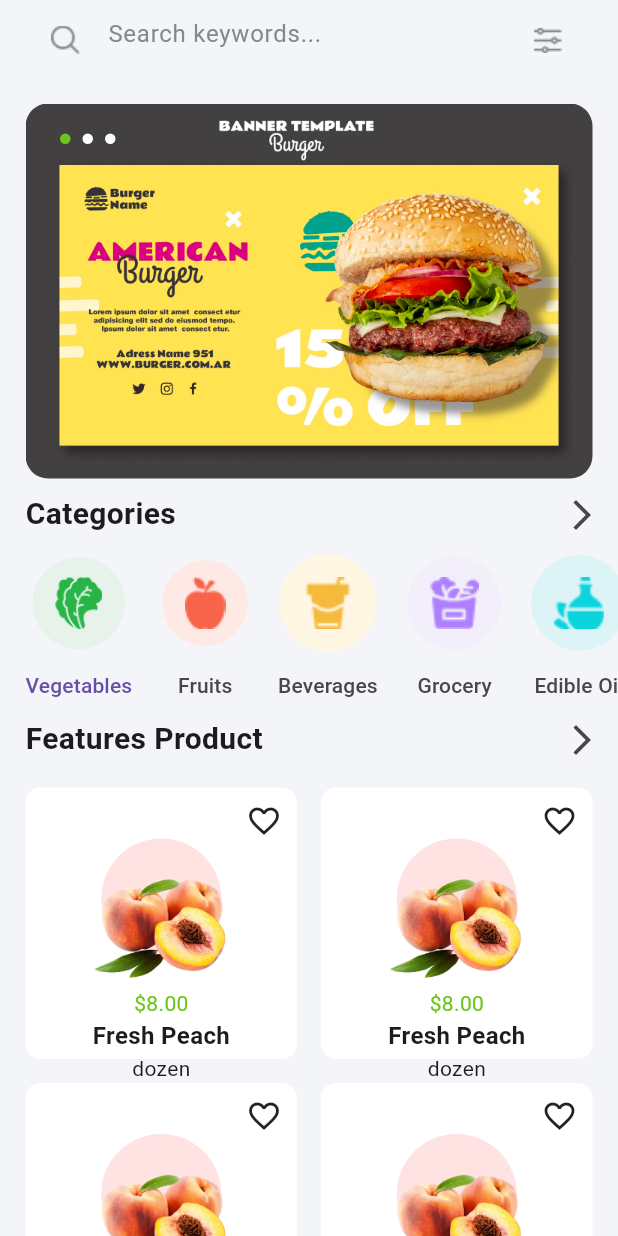
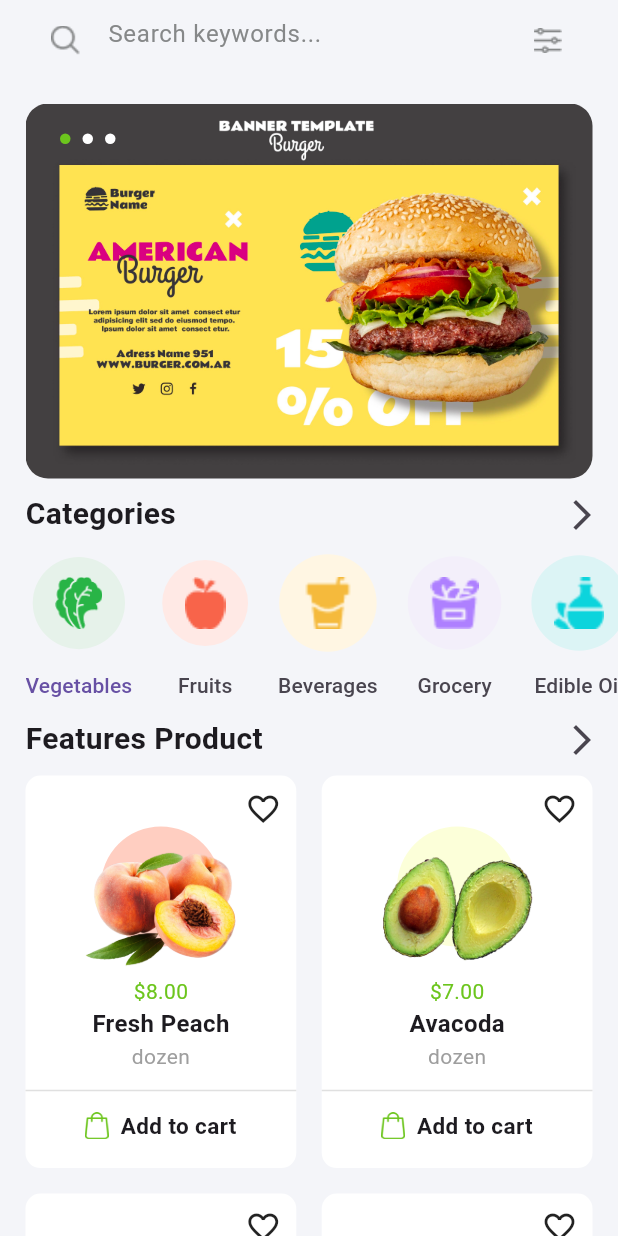
Before and after one commit to AkkiRa69/Big-Cart, a Flutter app: the HomePage screen opened directly, on a phone screen of 412 x 824 dp. Run offline on Flutter 3.47's test engine with Material 3 defaults, Android fonts, the phone set to English and light mode, and no system bars; drawn by our look-alikes of smooth_page_indicator; our stand-ins replace page_transition.

Commit message:
finish homepage

```diff
--- a/lib/pages/home_page.dart
+++ b/lib/pages/home_page.dart
@@ -1,6 +1,4 @@
 // ignore_for_file: prefer_const_constructors
-
-import 'dart:math';
 
 import 'package:flutter/cupertino.dart';
 import 'package:flutter/material.dart';
@@ -189,16 +187,19 @@ class HomePage extends StatelessWidget {
               //Grid view
               Container(
                 width: double.infinity,
-                padding: EdgeInsets.symmetric(horizontal: 9),
+                padding: EdgeInsets.symmetric(horizontal: 17),
                 child: GridView.builder(
                   physics: NeverScrollableScrollPhysics(),
                   shrinkWrap: true,
                   itemCount: fruits.length,
                   gridDelegate: SliverGridDelegateWithFixedCrossAxisCount(
-                      crossAxisCount: 2),
+                      crossAxisSpacing: 17,
+                      mainAxisSpacing: 17,
+                      crossAxisCount: 2,
+                      childAspectRatio: 1 / 1.45),
                   itemBuilder: (context, index) {
                     return Container(
-                      margin: EdgeInsets.all(8),
+                      // margin: EdgeInsets.all(8),
                       decoration: BoxDecoration(
                         color: Color(0xFFFFFFFF),
                         borderRadius: BorderRadius.circular(10),
@@ -220,7 +221,7 @@ class HomePage extends StatelessWidget {
                             children: [
                               Container(
                                 height: 100,
-                                width: 100,
+                                width: 120,
                               ),
                               Positioned(
                                 top: 0,
@@ -237,10 +238,10 @@ class HomePage extends StatelessWidget {
                               ),
                               Positioned(
                                 bottom: 5,
-                                left: 5,
+                                // left: 5,
                                 child: Image.asset(
                                   fruits[index].image,
-                                  height: 70,
+                                  height: 80,
                                 ),
                               ),
                             ],
@@ -260,7 +261,33 @@ class HomePage extends StatelessWidget {
                           ),
                           Text(
                             fruits[index].weight,
-                          )
+                            style: TextStyle(color: Colors.grey),
+                          ),
+                          SizedBox(height: 5),
+                          Divider(
+                            color: Colors.grey[300],
+                          ),
+                          Container(
+                            padding: EdgeInsets.all(5),
+                            child: Row(
+                              mainAxisAlignment: MainAxisAlignment.center,
+                              children: [
+                                Image.asset(
+                                  "assets/icons/shop_bag.png",
+                                  height: 18,
+                                ),
+                                SizedBox(
+                                  width: 8,
+                                ),
+                                Text(
+                                  "Add to cart",
+                                  style: TextStyle(
+                                      fontWeight: FontWeight.bold,
+                                      fontSize: 15),
+                                )
+                              ],
+                            ),
+                          ),
                         ],
                       ),
                     );
--- a/lib/providers/fruit_provider.dart
+++ b/lib/providers/fruit_provider.dart
@@ -10,52 +10,58 @@ class FruitProvider extends ChangeNotifier {
       price: 8.00,
       weight: "dozen",
       qty: 0,
+      color: Color(0xFFFFCEC1),
       image: "assets/fruits/peach.png",
       description:
           "Organic Mountain works as a seller for many organic growers of organic lemons. Organic lemons are easy to spot in your produce aisle. They are just like regular lemons, but they will usually have a few more scars on the outside of the lemon skin. Organic lemons are considered to be the world's finest lemon for juicing more",
     ),
     FruitModel(
-      name: "Fresh Peach",
-      price: 8.00,
+      name: "Avacoda",
+      price: 7.00,
       weight: "dozen",
       qty: 0,
-      image: "assets/fruits/peach.png",
+      color: Color(0xFFFCFFD9),
+      image: "assets/fruits/aocado.png",
       description:
           "Organic Mountain works as a seller for many organic growers of organic lemons. Organic lemons are easy to spot in your produce aisle. They are just like regular lemons, but they will usually have a few more scars on the outside of the lemon skin. Organic lemons are considered to be the world's finest lemon for juicing more",
     ),
     FruitModel(
-      name: "Fresh Peach",
-      price: 8.00,
+      name: "Pineapple",
+      price: 9.90,
       weight: "dozen",
       qty: 0,
-      image: "assets/fruits/peach.png",
+      color: Color(0xFFFFE6C2),
+      image: "assets/fruits/pineapple-pieces.png",
       description:
           "Organic Mountain works as a seller for many organic growers of organic lemons. Organic lemons are easy to spot in your produce aisle. They are just like regular lemons, but they will usually have a few more scars on the outside of the lemon skin. Organic lemons are considered to be the world's finest lemon for juicing more",
     ),
     FruitModel(
-      name: "Fresh Peach",
-      price: 8.00,
+      name: "Black Grapes",
+      price: 7.05,
       weight: "dozen",
       qty: 0,
-      image: "assets/fruits/peach.png",
+      color: Color(0xFFFEE1ED),
+      image: "assets/fruits/grapes.png",
       description:
           "Organic Mountain works as a seller for many organic growers of organic lemons. Organic lemons are easy to spot in your produce aisle. They are just like regular lemons, but they will usually have a few more scars on the outside of the lemon skin. Organic lemons are considered to be the world's finest lemon for juicing more",
     ),
     FruitModel(
-      name: "Fresh Peach",
-      price: 8.00,
+      name: "Pomegranate",
+      price: 2.09,
       weight: "dozen",
       qty: 0,
-      image: "assets/fruits/peach.png",
+      color: Color(0xFFFFE3E2),
+      image: "assets/fruits/pomegranate.png",
       description:
           "Organic Mountain works as a seller for many organic growers of organic lemons. Organic lemons are easy to spot in your produce aisle. They are just like regular lemons, but they will usually have a few more scars on the outside of the lemon skin. Organic lemons are considered to be the world's finest lemon for juicing more",
     ),
     FruitModel(
-      name: "Fresh Peach",
-      price: 8.00,
+      name: "Fresh Broccoli",
+      price: 3.00,
       weight: "dozen",
       qty: 0,
-      image: "assets/fruits/peach.png",
+      color: Color(0xFFD2FFD0),
+      image: "assets/fruits/green-fresh-broccoli.png",
       description:
           "Organic Mountain works as a seller for many organic growers of organic lemons. Organic lemons are easy to spot in your produce aisle. They are just like regular lemons, but they will usually have a few more scars on the outside of the lemon skin. Organic lemons are considered to be the world's finest lemon for juicing more",
     ),
```
Also changed, not shown: assets/icons/shop_bag.png (added).
